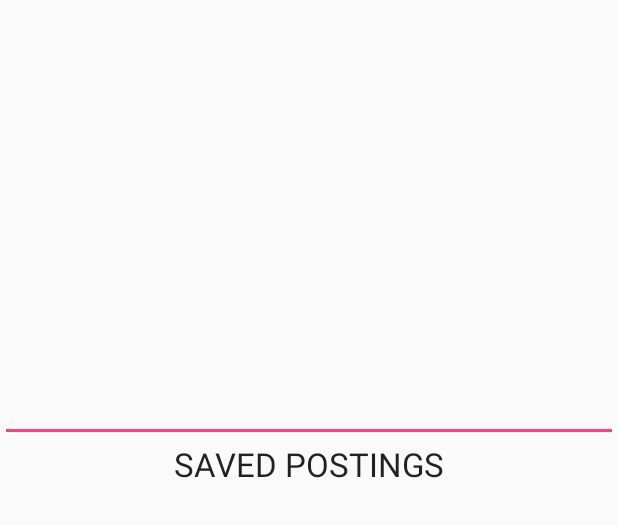
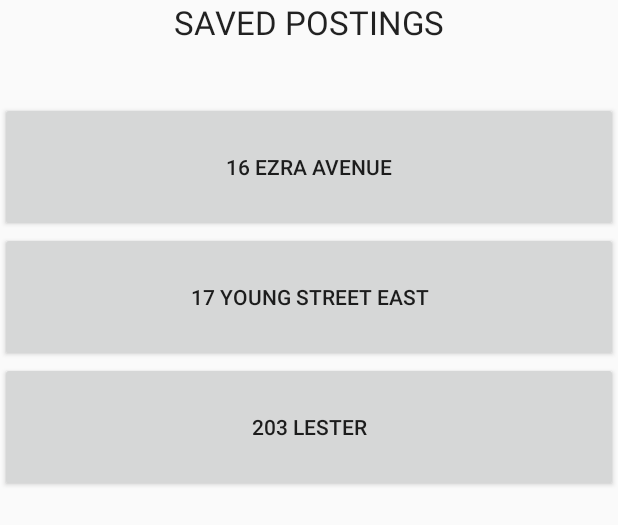
Before and after one commit to hsennik/SubLit, an Android app: the layout activity_favourites.xml on its own in the app's theme, with its tools: preview values and no code run, on a phone screen of 412 x 824 dp. Shown: the top 525 px of the screen. Run offline under Robolectric (Android 15) with nearby library versions, the phone set to English and light mode, and no system bars.

Commit message:
FavouritesActivity - buttons

```diff
--- a/app/src/main/res/layout/activity_favourites.xml
+++ b/app/src/main/res/layout/activity_favourites.xml
@@ -2,16 +2,8 @@
 <LinearLayout xmlns:android="http://schemas.android.com/apk/res/android"
     android:orientation="vertical"
     android:layout_width="match_parent"
-    android:layout_height="match_parent">
-
-    <EditText
-        android:layout_width="match_parent"
-        android:layout_height="wrap_content"
-        android:inputType="textPassword"
-        android:ems="10"
-        android:id="@+id/editText5"
-        android:layout_gravity="right"
-        android:layout_weight="0.07" />
+    android:layout_height="match_parent"
+    android:weightSum="1">
 
     <TextView
         android:layout_width="wrap_content"
@@ -20,13 +12,27 @@
         android:text="SAVED POSTINGS"
         android:id="@+id/textView5"
         android:layout_gravity="center_horizontal"
-        android:layout_weight="0.07" />
+        android:layout_weight="0.06" />
 
-    <ListView
+    <Button
         android:layout_width="match_parent"
         android:layout_height="wrap_content"
-        android:id="@+id/list"
-        android:layout_gravity="center_horizontal"
-        android:layout_weight="0.07" />
+        android:text="16 Ezra Avenue"
+        android:id="@+id/button2"
+        android:layout_weight="0.06" />
+
+    <Button
+        android:layout_width="match_parent"
+        android:layout_height="wrap_content"
+        android:text="17 Young Street East"
+        android:id="@+id/button3"
+        android:layout_weight="0.06" />
+
+    <Button
+        android:layout_width="match_parent"
+        android:layout_height="wrap_content"
+        android:text="203 Lester"
+        android:id="@+id/button4"
+        android:layout_weight="0.06" />
 
 </LinearLayout>
--- a/app/src/main/res/layout/activity_maps.xml
+++ b/app/src/main/res/layout/activity_maps.xml
@@ -16,12 +16,6 @@
             android:id="@+id/details"
             android:layout_gravity="right|top" />
 
-        <Button
-            android:layout_width="wrap_content"
-            android:layout_height="wrap_content"
-            android:text="Save listing"
-            android:id="@+id/button2"
-            android:layout_gravity="left|top" />
     </FrameLayout>
 
 </RelativeLayout>
```
Also changed, not shown: app/src/main/java/com/example/easysub/FavouritesActivity.java (+7 -30 lines), app/src/main/java/com/example/easysub/MapsFragment.java (+5 -8 lines).
